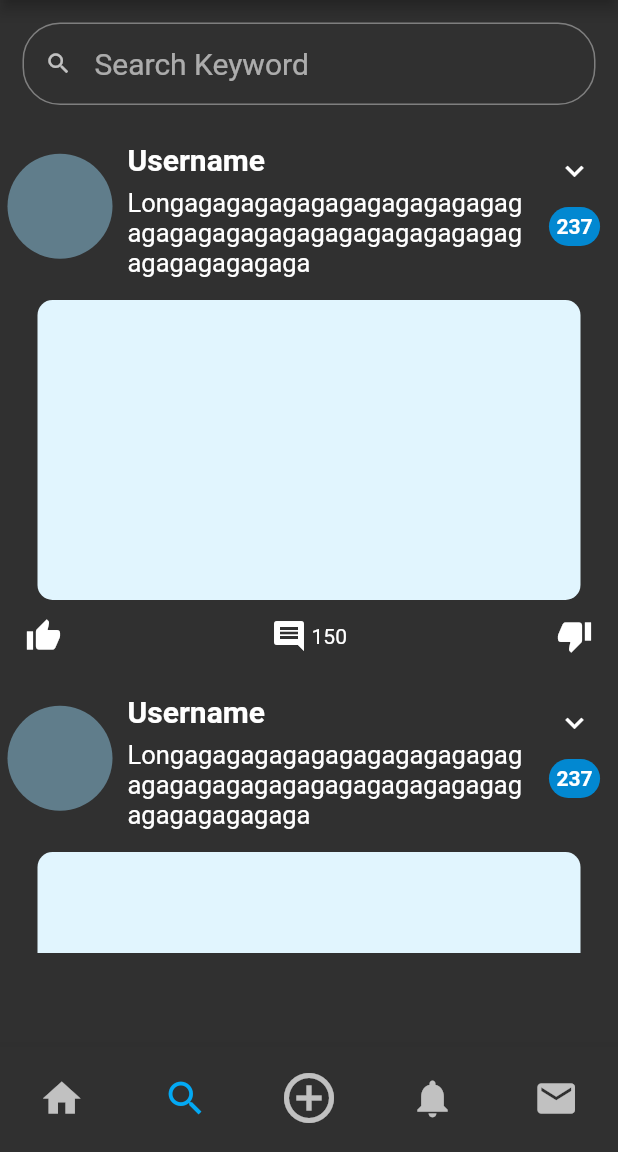
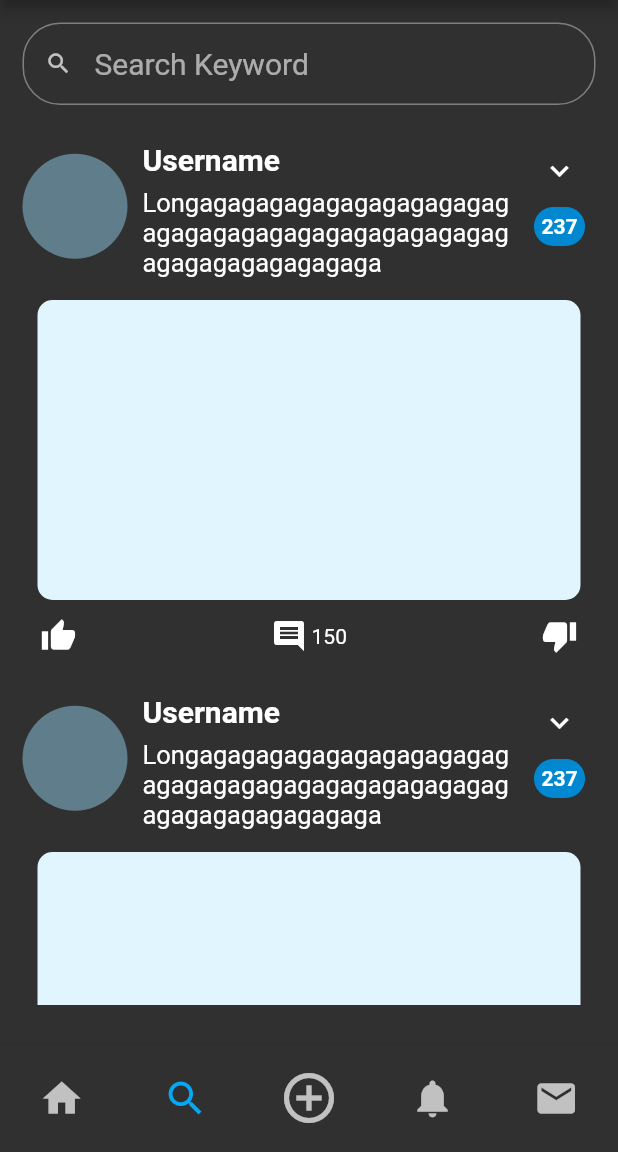
Before and after one commit to Sclatch/Pulsar-App, a Flutter app: the screen it shows after launch, item 2 of the bottom bar chosen, on a phone screen of 412 x 824 dp, the part 84-1236 px from its top. Run offline on Flutter 3.47's test engine with Material 2 defaults, Android fonts, the phone set to English and light mode, and no system bars; our stand-ins replace sqflite; accounts and stored records are empty.

Commit message:
Fixed some Overflow issue

```diff
--- a/lib/views/search_view.dart
+++ b/lib/views/search_view.dart
@@ -37,8 +37,9 @@ class _SearchViewState extends State<SearchView> {
           ),
           //LISTVIEW OF THE RETURNED RESULT
           Container(
+            padding: const EdgeInsets.symmetric(horizontal: 10),
             width: MediaQuery.of(context).size.width,
-            height: 550,
+            height: MediaQuery.of(context).size.height * 0.71,
             child: ListView.builder(
               itemCount: 4,
               itemBuilder: (BuildContext context, int index) {
--- a/lib/widgets/pulse.dart
+++ b/lib/widgets/pulse.dart
@@ -40,7 +40,7 @@ Widget pulseCard(BuildContext context, int index) {
                           SizedBox(height: 7),
                           //CONTENT OF PULSE
                           Container(
-                            width: 270,
+                            width: MediaQuery.of(context).size.width * 0.60,
                             child: Text(
                               "Longagagagagagagagagagagagagagagagagagagagagagagagagagagagagagagagaga",
                               style: TextStyle(
```
